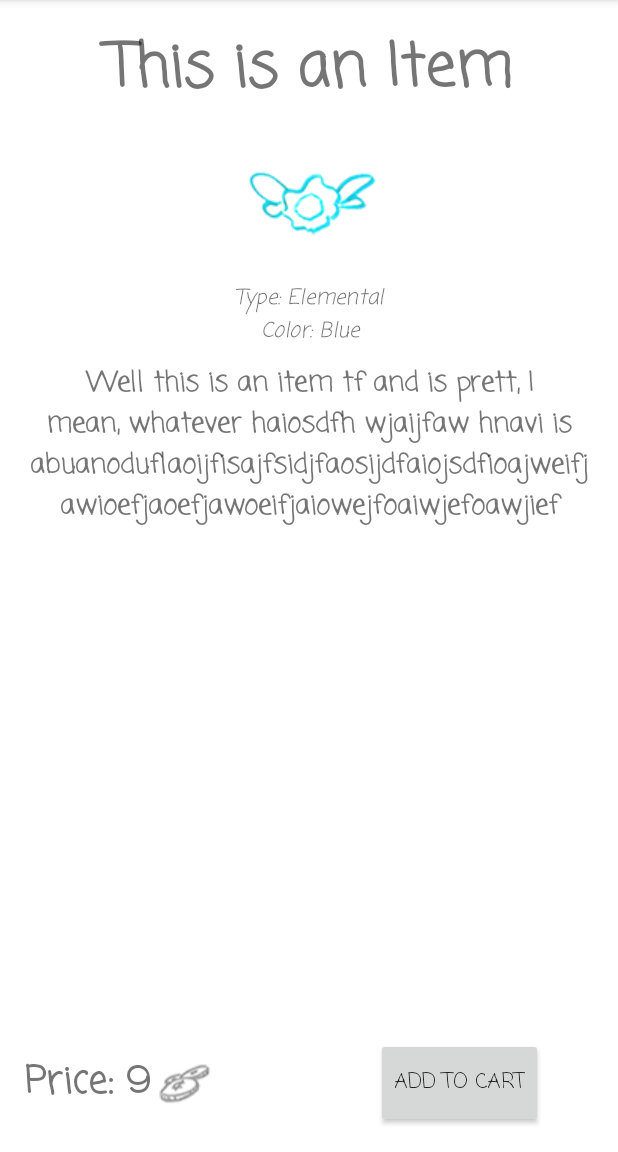
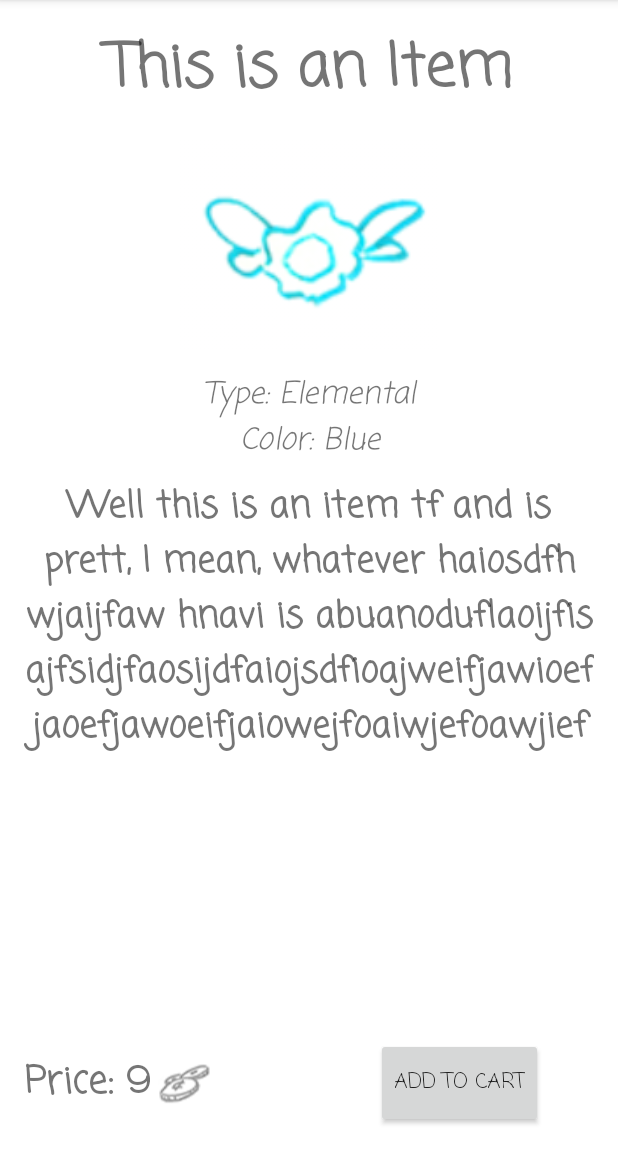
Before and after one commit to KorbKenny/Choices, an Android app: the DetailActivity screen opened directly, with no data from a screen before it, on a phone screen of 412 x 824 dp, the part 84-1236 px from its top. Run offline under Robolectric (Android 15) with nearby library versions, the phone set to English and light mode, and no system bars; 7 statements that could not run were skipped.

```diff
--- a/Desktop/Project-2/Doodle-1/app/src/main/java/com/korbkenny/doodle_1/DetailActivity.java
+++ b/Desktop/Project-2/Doodle-1/app/src/main/java/com/korbkenny/doodle_1/DetailActivity.java
@@ -2,11 +2,19 @@ package com.korbkenny.doodle_1;
 
 import android.support.v7.app.AppCompatActivity;
 import android.os.Bundle;
+import android.widget.Button;
+import android.widget.ImageView;
+import android.widget.TextView;
+
+import java.util.ArrayList;
+import java.util.List;
 
 public class DetailActivity extends AppCompatActivity {
 
     public static final String ID_KEY = "id_key";
-
+    private TextView mTitle, mType, mColor, mDescription, mPrice;
+    private ImageView mIcon;
+    private Button mAddToCart;
 
 
     @Override
@@ -14,17 +22,35 @@ public class DetailActivity extends AppCompatActivity {
         super.onCreate(savedInstanceState);
         setContentView(R.layout.activity_detail);
 
-
+        mTitle = (TextView)findViewById(R.id.detail_title);
+        mType = (TextView)findViewById(R.id.detail_type);
+        mColor = (TextView)findViewById(R.id.detail_color);
+        mDescription = (TextView)findViewById(R.id.detail_description);
+        mPrice = (TextView)findViewById(R.id.detail_price);
+        mIcon = (ImageView)findViewById(R.id.detail_image);
+        mAddToCart = (Button)findViewById(R.id.detail_button);
 
 
 
         int id = getIntent().getIntExtra(ID_KEY,-1);
         if(id == -1){finish();}
 
-        ShopItem item = ShopSQLHelper
+        ShopItem theItem = ShopSQLHelper
                 .getInstance(this)
-                .getItemId(id);
+                .getItemByID(id);
 
-        if(item == null){finish();}
+        if(theItem == null){finish();}
+        String pricePlus = "Price: ";
+        String typePlus = "Type: ";
+        String colorPlus = "Color: ";
+        mTitle.setText(theItem.getName());
+        mType.setText(typePlus + theItem.getType());
+        mColor.setText(colorPlus + theItem.getColor());
+        mDescription.setText(theItem.getDescription());
+        mPrice.setText(pricePlus + theItem.getPrice());
+
+        ArrayList<Integer> icons = SingletonPictures.getInstance().getIcons();
+        mIcon.setImageResource(icons.get(id-1));
+
     }
 }
--- a/Desktop/Project-2/Doodle-1/app/src/main/res/layout/activity_detail.xml
+++ b/Desktop/Project-2/Doodle-1/app/src/main/res/layout/activity_detail.xml
@@ -27,8 +27,10 @@
         android:layout_marginTop="15dp"
         android:layout_marginBottom="15dp"
         android:id="@+id/detail_image"
-        android:layout_width="wrap_content"
-        android:layout_height="wrap_content"
+        android:layout_width="180dp"
+        android:layout_height="140dp"
+        android:scaleType="fitCenter"
+        android:adjustViewBounds="true"
         app:srcCompat="@drawable/icon26navi"
         android:layout_below="@+id/detail_title"
         android:layout_centerHorizontal="true"
@@ -41,6 +43,7 @@
         android:text="Type: Elemental"
         android:fontFamily="casual"
         android:textStyle="italic"
+        android:textSize="20sp"
         android:gravity="center_horizontal"
         android:layout_below="@id/detail_image"/>
 
@@ -51,6 +54,7 @@
         android:text="Color: Blue"
         android:textStyle="italic"
         android:fontFamily="casual"
+        android:textSize="20sp"
         android:gravity="center_horizontal"
         android:layout_below="@id/detail_type"/>
 
@@ -61,7 +65,7 @@
         android:layout_height="wrap_content"
         android:layout_below="@id/detail_color"
         android:fontFamily="casual"
-        android:textSize="18sp"
+        android:textSize="24sp"
         android:textStyle="bold"
         android:text="Well this is an item tf and is prett, I mean, whatever haiosdfh wjaijfaw hnavi is abuanoduflaoijfisajfsidjfaosijdfaiojsdfioajweifjawioefjaoefjawoeifjaiowejfoaiwjefoawjief"
         android:gravity="center"/>
--- a/Desktop/Project-2/Doodle-1/app/src/main/res/layout/activity_shop.xml
+++ b/Desktop/Project-2/Doodle-1/app/src/main/res/layout/activity_shop.xml
@@ -5,14 +5,11 @@
     android:id="@+id/activity_shop"
     android:layout_width="match_parent"
     android:layout_height="match_parent"
-    android:paddingBottom="@dimen/activity_vertical_margin"
-    android:paddingLeft="@dimen/activity_horizontal_margin"
-    android:paddingRight="@dimen/activity_horizontal_margin"
-    android:paddingTop="@dimen/activity_vertical_margin"
     android:background="#ffffff"
     tools:context="com.korbkenny.doodle_1.ShopActivity">
 
     <TextView
+        android:layout_marginTop="16dp"
         android:id="@+id/ShopTitle"
         android:layout_width="wrap_content"
         android:layout_height="wrap_content"
@@ -22,6 +19,7 @@
         android:layout_centerHorizontal="true"/>
 
     <android.support.v7.widget.RecyclerView
+        android:layout_marginLeft="10dp"
         android:id="@+id/recyclerView"
         android:layout_width="match_parent"
         android:layout_height="wrap_content"
--- a/Desktop/Project-2/Doodle-1/app/src/main/res/values/strings.xml
+++ b/Desktop/Project-2/Doodle-1/app/src/main/res/values/strings.xml
@@ -1,3 +1,4 @@
 <resources>
     <string name="app_name">Doodle-1</string>
+    <string name="search_hint"></string>
 </resources>
--- /dev/null
+++ b/Desktop/Project-2/Doodle-1/app/src/main/res/xml/searchable.xml
@@ -0,0 +1,4 @@
+<?xml version="1.0" encoding="utf-8"?>
+<searchable xmlns:android="http://schemas.android.com/apk/res/android"
+            android:label="@string/app_name"
+            android:hint="@string/search_hint" />
```
Also changed, not shown: Desktop/Project-2/Doodle-1/app/src/main/AndroidManifest.xml (+8 -1 lines), Desktop/Project-2/Doodle-1/app/src/main/java/com/korbkenny/doodle_1/ShopActivity.java (+40 -2 lines), Desktop/Project-2/Doodle-1/app/src/main/java/com/korbkenny/doodle_1/ShopAdapter.java (+12 -2 lines), Desktop/Project-2/Doodle-1/app/src/main/java/com/korbkenny/doodle_1/ShopItem.java (+6 -2 lines), Desktop/Project-2/Doodle-1/app/src/main/java/com/korbkenny/doodle_1/ShopSQLHelper.java (+98 -5 lines), Desktop/Project-2/Doodle-1/app/src/main/res/menu/options_menu.xml (added, +12 -0 lines), Desktop/Project-2/Doodle-1/app/src/main/assets/databases/DoodleShopItems.db.
